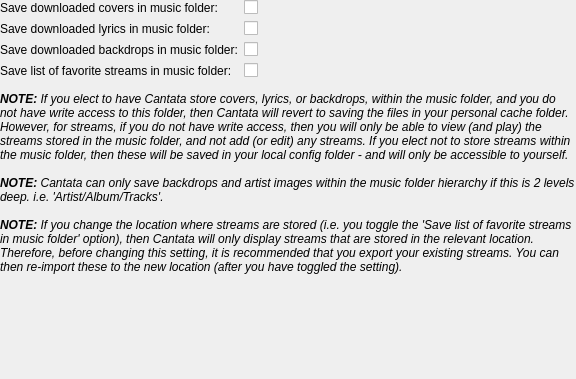
CDrummond/cantata, file gui/filesettings.ui: the form before one commit.
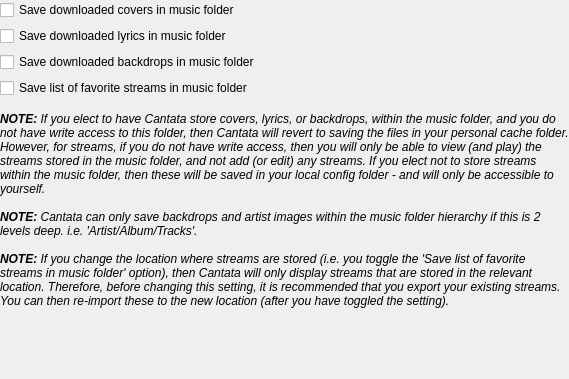
The form after the commit. Custom widgets are drawn as their Qt base class.

Commit message: Remove usage of Gtk-style on-off button for Gtk style, and instead give checkboxes better text and adjust config layout.

The edit to the form file:
```diff
--- a/gui/filesettings.ui
+++ b/gui/filesettings.ui
@@ -6,7 +6,7 @@
    <rect>
     <x>0</x>
     <y>0</y>
-    <width>576</width>
+    <width>569</width>
     <height>379</height>
    </rect>
   </property>
@@ -14,73 +14,42 @@
    <property name="margin">
     <number>0</number>
    </property>
-   <item>
-    <layout class="QFormLayout" name="formLayout">
-     <item row="0" column="0">
-      <widget class="BuddyLabel" name="storeCoversInMpdDirLabel">
-       <property name="text">
-        <string>Save downloaded covers in music folder:</string>
-       </property>
-       <property name="buddy">
-        <cstring>storeCoversInMpdDir</cstring>
-       </property>
-      </widget>
-     </item>
-     <item row="0" column="1">
-      <widget class="OnOffButton" name="storeCoversInMpdDir"/>
-     </item>
-     <item row="1" column="0">
-      <widget class="BuddyLabel" name="label_4">
-       <property name="text">
-        <string>Save downloaded lyrics in music folder:</string>
-       </property>
-       <property name="buddy">
-        <cstring>storeLyricsInMpdDir</cstring>
-       </property>
-      </widget>
-     </item>
-     <item row="1" column="1">
-      <widget class="OnOffButton" name="storeLyricsInMpdDir">
+   <property name="topMargin">
+    <number>0</number>
+   </property>
+   <property name="rightMargin">
+    <number>0</number>
+   </property>
+   <property name="bottomMargin">
+    <number>0</number>
+   </property>
+   <item>
+    <widget class="QCheckBox" name="storeCoversInMpdDir">
        <property name="text">
-        <string/>
+      <string>Save downloaded covers in music folder</string>
        </property>
       </widget>
      </item>
-     <item row="2" column="0">
-      <widget class="BuddyLabel" name="storeBackdropsInMpdDirLabel">
+   <item>
+    <widget class="QCheckBox" name="storeLyricsInMpdDir">
        <property name="text">
-        <string>Save downloaded backdrops in music folder:</string>
-       </property>
-       <property name="buddy">
-        <cstring>storeBackdropsInMpdDir</cstring>
-       </property>
-      </widget>
-     </item>
-     <item row="2" column="1">
-      <widget class="OnOffButton" name="storeBackdropsInMpdDir">
+      <string>Save downloaded lyrics in music folder</string>
+     </property>
+    </widget>
+   </item>
+   <item>
+    <widget class="QCheckBox" name="storeBackdropsInMpdDir">
        <property name="text">
-        <string/>
+      <string>Save downloaded backdrops in music folder</string>
        </property>
       </widget>
      </item>
-     <item row="3" column="0">
-      <widget class="BuddyLabel" name="label">
+   <item>
+    <widget class="QCheckBox" name="storeStreamsInMpdDir">
        <property name="text">
-        <string>Save list of favorite streams in music folder:</string>
-       </property>
-       <property name="buddy">
-        <cstring>storeStreamsInMpdDir</cstring>
-       </property>
-      </widget>
-     </item>
-     <item row="3" column="1">
-      <widget class="OnOffButton" name="storeStreamsInMpdDir">
-       <property name="text">
-        <string/>
-       </property>
-      </widget>
-     </item>
-    </layout>
+      <string>Save list of favorite streams in music folder</string>
+     </property>
+    </widget>
    </item>
    <item>
     <spacer name="verticalSpacer">
@@ -181,16 +150,6 @@
   </layout>
  </widget>
  <customwidgets>
-  <customwidget>
-   <class>BuddyLabel</class>
-   <extends>QLabel</extends>
-   <header>buddylabel.h</header>
-  </customwidget>
-  <customwidget>
-   <class>OnOffButton</class>
-   <extends>QCheckBox</extends>
-   <header>onoffbutton.h</header>
-  </customwidget>
   <customwidget>
    <class>StateLabel</class>
    <extends>QLabel</extends>
```
Left out of the diff: 2 changed lines with no effect on the pictures. Lines whose indentation alone changed are shown as unchanged. The commit also changes 34 other files.
